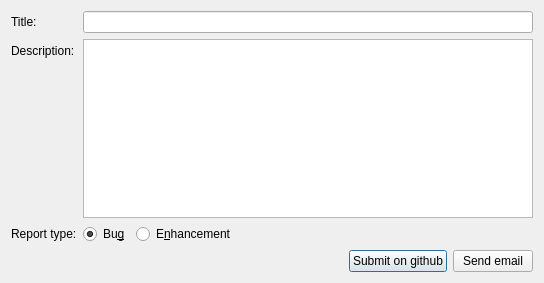
This is forms/dlg_report_bug.ui in OpenCobolIDE/OpenCobolIDE as Qt 5 draws it before an edit. The edited form follows.
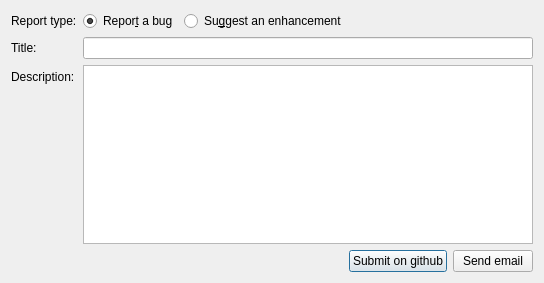
This is the edited form.

Commit message:
Use "Report an issue..." instead of "Report bug"
and reset the target repository to the official one

Close #253

The edit to the form file:
```diff
--- a/forms/dlg_report_bug.ui
+++ b/forms/dlg_report_bug.ui
@@ -19,34 +19,34 @@
      <property name="fieldGrowthPolicy">
       <enum>QFormLayout::ExpandingFieldsGrow</enum>
      </property>
-     <item row="0" column="0">
+     <item row="1" column="0">
       <widget class="QLabel" name="label">
        <property name="text">
         <string>Title:</string>
        </property>
       </widget>
      </item>
-     <item row="0" column="1">
+     <item row="1" column="1">
       <widget class="QLineEdit" name="lineEditTitle"/>
      </item>
-     <item row="1" column="0">
+     <item row="2" column="0">
       <widget class="QLabel" name="label_2">
        <property name="text">
         <string>Description:</string>
        </property>
       </widget>
      </item>
-     <item row="1" column="1">
+     <item row="2" column="1">
       <widget class="QPlainTextEdit" name="plainTextEditDesc"/>
      </item>
-     <item row="2" column="0">
+     <item row="0" column="0">
       <widget class="QLabel" name="label_3">
        <property name="text">
         <string>Report type:</string>
        </property>
       </widget>
      </item>
-     <item row="2" column="1">
+     <item row="0" column="1">
       <layout class="QHBoxLayout" name="horizontalLayout_3">
        <property name="leftMargin">
         <number>0</number>
@@ -54,7 +54,7 @@
        <item>
         <widget class="QRadioButton" name="radioButtonBug">
          <property name="text">
-          <string>Bu&amp;g</string>
+          <string>Repor&amp;t a bug</string>
          </property>
          <property name="checked">
           <bool>true</bool>
@@ -64,7 +64,7 @@
        <item>
         <widget class="QRadioButton" name="radioButtonWish">
          <property name="text">
-          <string>E&amp;nhancement</string>
+          <string>Su&amp;ggest an enhancement</string>
          </property>
         </widget>
        </item>
```
Left out of the diff: 2 changed lines with no effect on the pictures. The commit also changes 4 other files.
